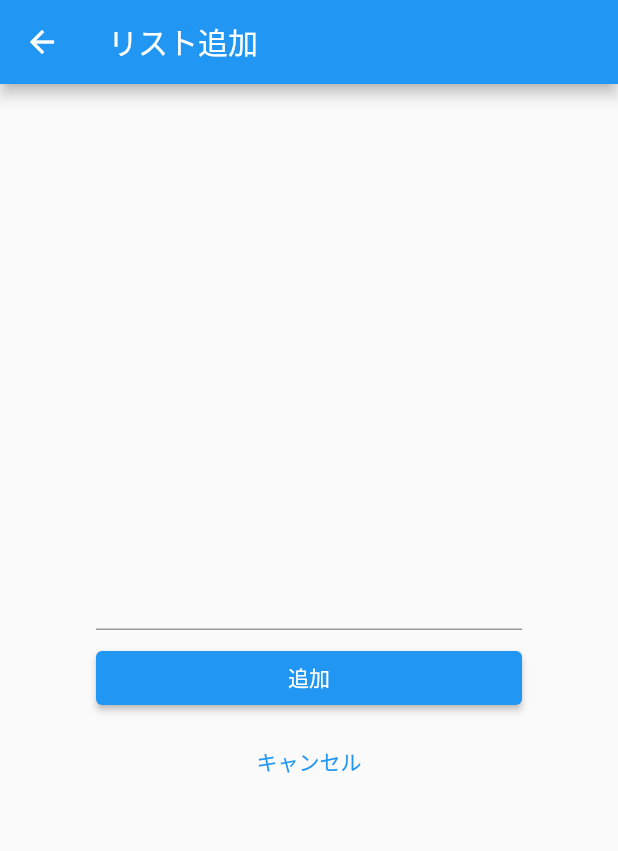
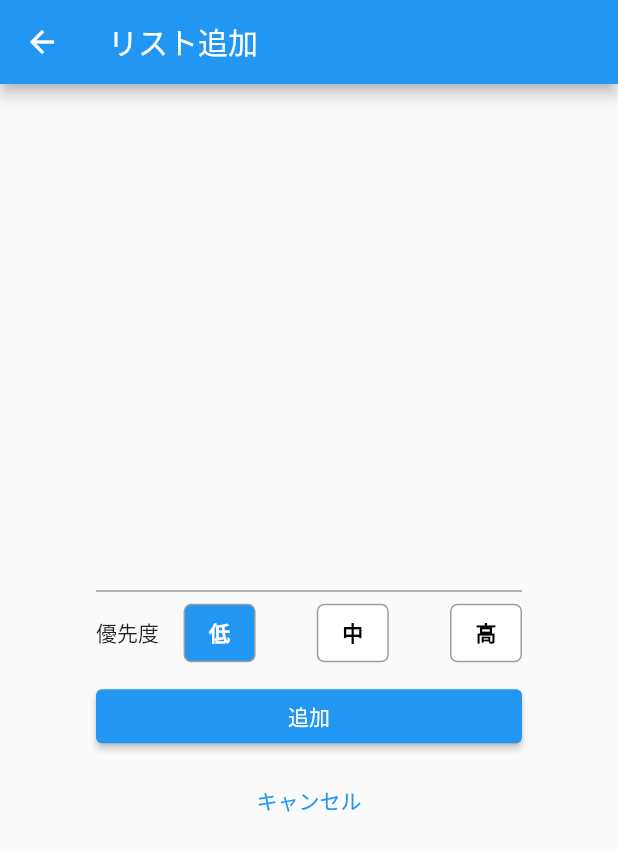
Before and after one commit to TakamuneSuda/todo-flutter, a Flutter app: the TodoAddPage screen opened directly, on a phone screen of 412 x 824 dp. Shown: the top 851 px of the screen. Run offline on Flutter 3.47's test engine with Material 2 defaults, Android fonts, the phone set to English and light mode, and no system bars; our stand-ins replace sqflite; missing offline and left inert: dart:ffi; accounts and stored records are empty.

Commit message:
todoごとにtodoを設定できるよう変更

```diff
--- a/todo/lib/main.dart
+++ b/todo/lib/main.dart
@@ -1,5 +1,11 @@
+import 'dart:ffi';
+
 import 'package:flutter/material.dart';
 import 'package:todo/database_helper.dart';
+
+int PRIORITY_VALUE_LOW = 0;
+int PRIORITY_VALUE_MIDDLE = 1;
+int PRIORITY_VALUE_HIGH = 2;
 
 Future<void> main() async {
   WidgetsFlutterBinding.ensureInitialized();
@@ -88,6 +94,13 @@ class TodoAddPage extends StatefulWidget {
 
 class _TodoAddPageState extends State<TodoAddPage>{
   String _text = '';
+  TodoPriority? _selectedPriority = TodoPriority.low;
+
+  void _onPriorityButtonPressed(TodoPriority priority) {
+    setState(() {
+      _selectedPriority = priority;
+    });
+  }
 
   @override
   Widget build(BuildContext context) {
@@ -112,6 +125,35 @@ class _TodoAddPageState extends State<TodoAddPage>{
             const SizedBox(
               height: 8,
             ),
+            Row(
+              mainAxisAlignment: MainAxisAlignment.spaceBetween,
+              children: [
+                Text('優先度'),
+                PriorityButton(
+                  label: '低',
+                  isSelected: _selectedPriority == TodoPriority.low,
+                  onTap: () => _onPriorityButtonPressed(TodoPriority.low),
+                  value: 'low',
+                ),
+                SizedBox(width: 8),
+                PriorityButton(
+                  label: '中',
+                  isSelected: _selectedPriority == TodoPriority.medium,
+                  onTap: () => _onPriorityButtonPressed(TodoPriority.medium),
+                  value: 'middle',
+                ),
+                SizedBox(width: 8),
+                PriorityButton(
+                  label: '高',
+                  isSelected: _selectedPriority == TodoPriority.high,
+                  onTap: () => _onPriorityButtonPressed(TodoPriority.high),
+                  value: 'high',
+                ),
+              ],
+            ),
+            const SizedBox(
+              height: 12,
+            ),
             Container(
               width: double.infinity,
               child: ElevatedButton(
@@ -126,9 +168,17 @@ class _TodoAddPageState extends State<TodoAddPage>{
                       ),
                     );
                   } else {
+                    int selectedPriorityValue = PRIORITY_VALUE_LOW;
+                    if (_selectedPriority == TodoPriority.low) {
+                      selectedPriorityValue = PRIORITY_VALUE_LOW;
+                    } else if (_selectedPriority == TodoPriority.medium) {
+                      selectedPriorityValue = PRIORITY_VALUE_MIDDLE;
+                    } else if (_selectedPriority == TodoPriority.high) {
+                      selectedPriorityValue = PRIORITY_VALUE_HIGH;
+                    }
                     final newTodo = ToDo(
                       title: _text,
-                      priority: 1,
+                      priority: selectedPriorityValue,
                     );
                     ToDo().insertTodo(newTodo);
                     Navigator.of(context).pop();
@@ -156,3 +206,69 @@ class _TodoAddPageState extends State<TodoAddPage>{
     );
   }
 }
+
+enum TodoPriority {
+  low,
+  medium,
+  high,
+}
+
+class PriorityButton extends StatelessWidget {
+  final String label;
+  final bool isSelected;
+  final VoidCallback onTap;
+  final String value;
+
+  PriorityButton({
+    required this.label,
+    required this.isSelected,
+    required this.onTap,
+    required this.value,
+  });
+
+  @override
+  Widget build(BuildContext context) {
+    Color backgroundColor;
+    Color textColor;
+    switch (value) {
+      case 'low':
+        backgroundColor = isSelected ? Colors.blue : Colors.white;
+        textColor = isSelected ? Colors.white : Colors.black;
+        break;
+      case 'middle':
+        backgroundColor = isSelected ? Colors.yellow : Colors.white;
+        textColor = isSelected ? Colors.white : Colors.black;
+        break;
+      case 'high':
+        backgroundColor = isSelected ? Colors.red : Colors.white;
+        textColor = isSelected ? Colors.white : Colors.black;
+        break;
+      default:
+        backgroundColor = Colors.white;
+        textColor = Colors.black;
+        break;
+    }
+
+    return GestureDetector(
+      onTap: onTap,
+      child: Container(
+        decoration: BoxDecoration(
+          color: backgroundColor,
+          border: Border.all(
+            color: Colors.grey,
+            width: 1,
+          ),
+          borderRadius: BorderRadius.circular(5),
+        ),
+        padding: EdgeInsets.symmetric(horizontal: 16, vertical: 8),
+        child: Text(
+          label,
+          style: TextStyle(
+            color: textColor,
+            fontWeight: FontWeight.bold,
+          ),
+        ),
+      ),
+    );
+  }
+}
```
